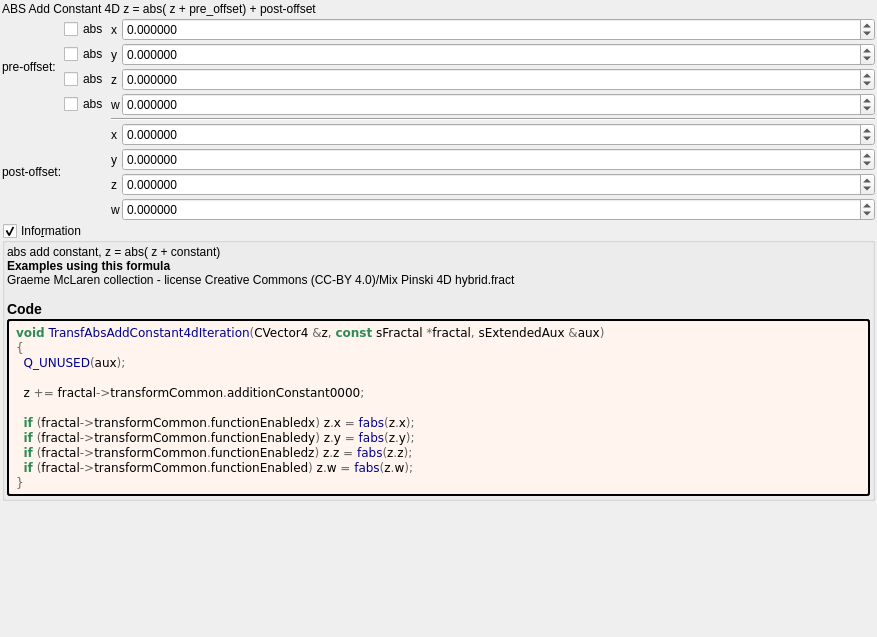
The window that mandelbulber2/formula/ui/transf_abs_add_constant4d.ui (buddhi1980/mandelbulber2) describes before a commit, drawn with Qt 5.
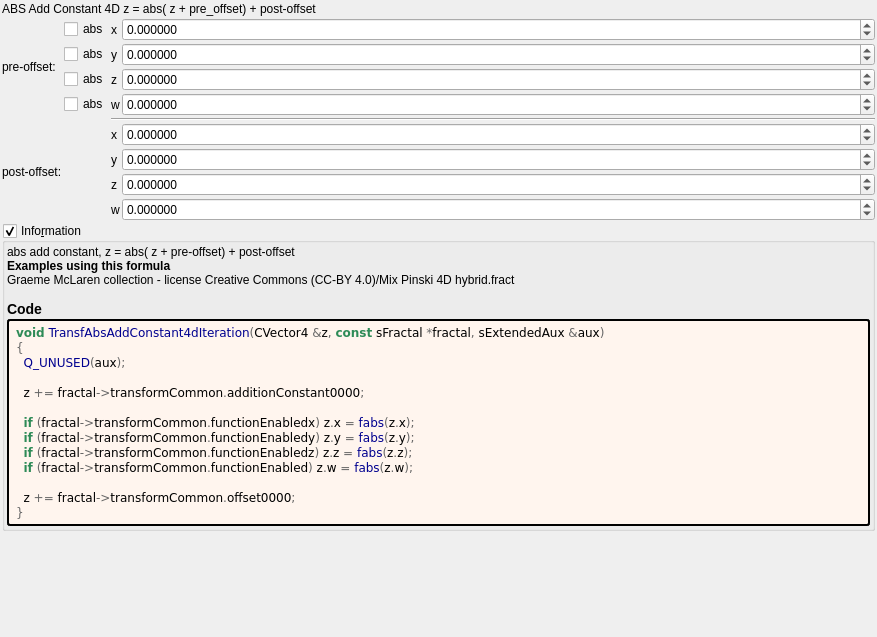
The same window after the commit. Custom widgets are drawn as their Qt base class.

Commit message: Run populateUiInformation.php script to update OpenCL formula files Edited manually fractal_cl.h

What changed in the file:
```diff
--- a/mandelbulber2/formula/ui/transf_abs_add_constant4d.ui
+++ b/mandelbulber2/formula/ui/transf_abs_add_constant4d.ui
@@ -384,7 +384,7 @@
       <item>
        <widget class="QLabel" name="label_information_general">
         <property name="text">
-         <string notr="true">&lt;p&gt;abs add  constant,  z = abs( z + constant)&lt;/p&gt;&lt;table&gt;
+         <string notr="true">&lt;p&gt;abs add  constant,  z = abs( z + pre-offset) + post-offset&lt;/p&gt;&lt;table&gt;
 &lt;/table&gt;
 &lt;br&gt;&lt;b&gt;Examples using this formula&lt;/b&gt;&lt;br&gt;Graeme McLaren  collection - license Creative Commons  (CC-BY 4.0)/Mix Pinski 4D hybrid.fract&lt;h3&gt;Code&lt;/h3&gt;</string>
         </property>
@@ -416,6 +416,8 @@
   &lt;span style=&quot;color:#2e8b57; font-weight:bold&quot;&gt;if&lt;/span&gt; &lt;span style=&quot;color:#676767&quot;&gt;(&lt;/span&gt;fractal&lt;span style=&quot;color:#676767&quot;&gt;-&amp;gt;&lt;/span&gt;transformCommon&lt;span style=&quot;color:#676767&quot;&gt;.&lt;/span&gt;functionEnabledy&lt;span style=&quot;color:#676767&quot;&gt;)&lt;/span&gt; z&lt;span style=&quot;color:#676767&quot;&gt;.&lt;/span&gt;y &lt;span style=&quot;color:#676767&quot;&gt;=&lt;/span&gt; &lt;span style=&quot;color:#00008f&quot;&gt;fabs&lt;/span&gt;&lt;span style=&quot;color:#676767&quot;&gt;(&lt;/span&gt;z&lt;span style=&quot;color:#676767&quot;&gt;.&lt;/span&gt;y&lt;span style=&quot;color:#676767&quot;&gt;);&lt;/span&gt;
   &lt;span style=&quot;color:#2e8b57; font-weight:bold&quot;&gt;if&lt;/span&gt; &lt;span style=&quot;color:#676767&quot;&gt;(&lt;/span&gt;fractal&lt;span style=&quot;color:#676767&quot;&gt;-&amp;gt;&lt;/span&gt;transformCommon&lt;span style=&quot;color:#676767&quot;&gt;.&lt;/span&gt;functionEnabledz&lt;span style=&quot;color:#676767&quot;&gt;)&lt;/span&gt; z&lt;span style=&quot;color:#676767&quot;&gt;.&lt;/span&gt;z &lt;span style=&quot;color:#676767&quot;&gt;=&lt;/span&gt; &lt;span style=&quot;color:#00008f&quot;&gt;fabs&lt;/span&gt;&lt;span style=&quot;color:#676767&quot;&gt;(&lt;/span&gt;z&lt;span style=&quot;color:#676767&quot;&gt;.&lt;/span&gt;z&lt;span style=&quot;color:#676767&quot;&gt;);&lt;/span&gt;
   &lt;span style=&quot;color:#2e8b57; font-weight:bold&quot;&gt;if&lt;/span&gt; &lt;span style=&quot;color:#676767&quot;&gt;(&lt;/span&gt;fractal&lt;span style=&quot;color:#676767&quot;&gt;-&amp;gt;&lt;/span&gt;transformCommon&lt;span style=&quot;color:#676767&quot;&gt;.&lt;/span&gt;functionEnabled&lt;span style=&quot;color:#676767&quot;&gt;)&lt;/span&gt; z&lt;span style=&quot;color:#676767&quot;&gt;.&lt;/span&gt;w &lt;span style=&quot;color:#676767&quot;&gt;=&lt;/span&gt; &lt;span style=&quot;color:#00008f&quot;&gt;fabs&lt;/span&gt;&lt;span style=&quot;color:#676767&quot;&gt;(&lt;/span&gt;z&lt;span style=&quot;color:#676767&quot;&gt;.&lt;/span&gt;w&lt;span style=&quot;color:#676767&quot;&gt;);&lt;/span&gt;
+
+  z &lt;span style=&quot;color:#676767&quot;&gt;+=&lt;/span&gt; fractal&lt;span style=&quot;color:#676767&quot;&gt;-&amp;gt;&lt;/span&gt;transformCommon&lt;span style=&quot;color:#676767&quot;&gt;.&lt;/span&gt;offset0000&lt;span style=&quot;color:#676767&quot;&gt;;&lt;/span&gt;
 &lt;span style=&quot;color:#676767&quot;&gt;}&lt;/span&gt;
 &lt;/pre&gt;
 &lt;/body&gt;</string>
```
Left out of the diff: 2 changed lines with no effect on the pictures. The commit also changes 45 other files.
